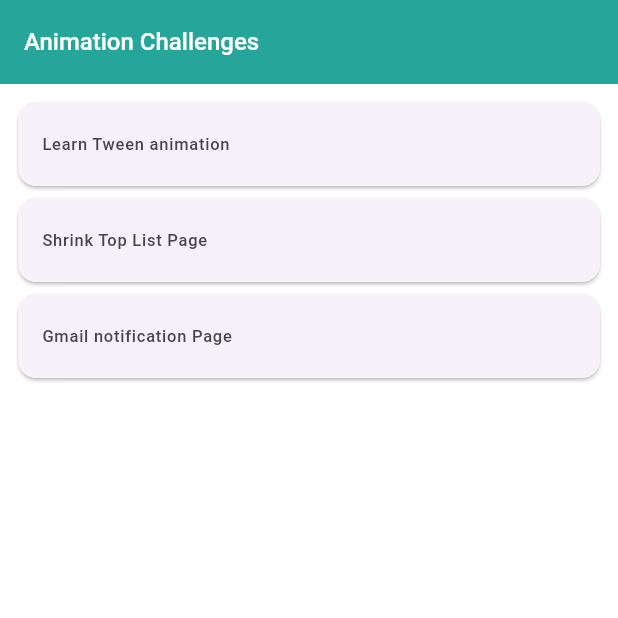
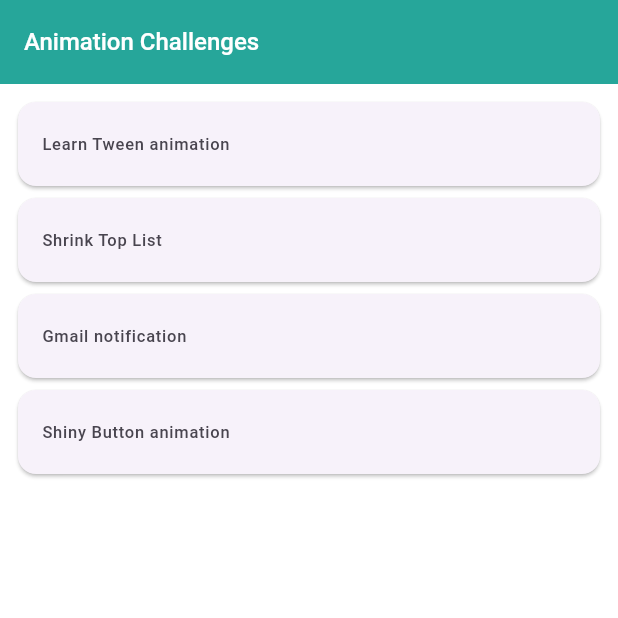
Before and after one commit to moncefzer/app_ui, a Flutter app: the screen it shows after launch, on a phone screen of 412 x 824 dp, the top half of it. Run offline on Flutter 3.47's test engine with Material 2 defaults, Android fonts, the phone set to English and light mode, and no system bars; our stand-ins replace equatable, flutter_bloc, flutter_lorem, fluttertoast, image_picker, internet_connection_checker.

Commit message:
update gmail animation with customscrollview

```diff
--- a/lib/presentation/pages/challenges/animation_challanges_page.dart
+++ b/lib/presentation/pages/challenges/animation_challanges_page.dart
@@ -1,5 +1,6 @@
 import 'package:app_ui/presentation/pages/animted_widgets/learn_tween_page.dart';
 import 'package:app_ui/presentation/pages/challenges/gmail_notifications_page.dart';
+import 'package:app_ui/presentation/pages/challenges/shiny_button_page.dart';
 import 'package:app_ui/presentation/pages/challenges/shrink_top_list_page.dart';
 import 'package:app_ui/presentation/pages/route_animation/slide_right.dart';
 import 'package:flutter/material.dart';
@@ -16,8 +17,9 @@ class AnimationChallPage extends StatelessWidget {
 
   final List<ChallangePage> challanges = [
     ChallangePage(LearnTweenPage(), 'Learn Tween animation'),
-    ChallangePage(ShrinkTopListPage(), 'Shrink Top List Page'),
-    ChallangePage(GmailNotificationsPage(), 'Gmail notification Page'),
+    ChallangePage(ShrinkTopListPage(), 'Shrink Top List'),
+    ChallangePage(GmailNotificationsPage(), 'Gmail notification'),
+    ChallangePage(ShinyButtonPage(), 'Shiny Button animation'),
   ];
   @override
   Widget build(BuildContext context) {
```
Also changed, not shown: lib/presentation/pages/challenges/gmail_notifications_page.dart (+25 -19 lines), lib/presentation/pages/challenges/shiny_button_page.dart (added, +14 -0 lines).
